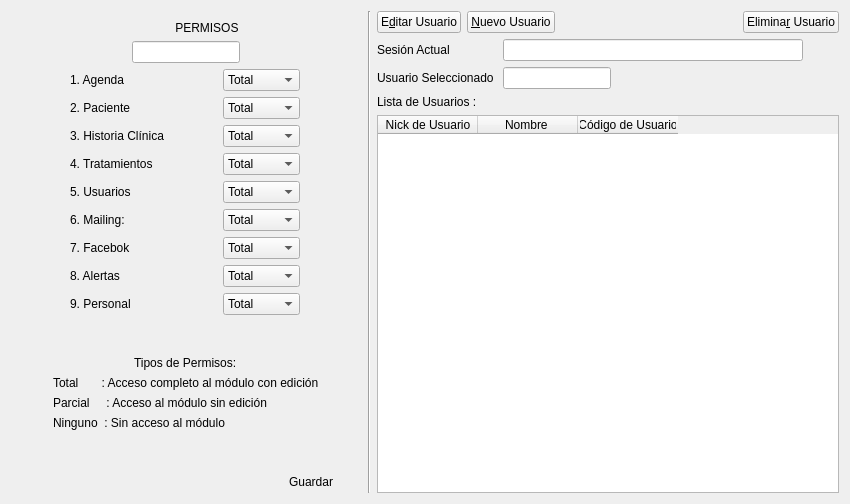
This is usuarios_ui.ui in rodety/Clinica as Qt 5 draws it before an edit. The edited form follows.
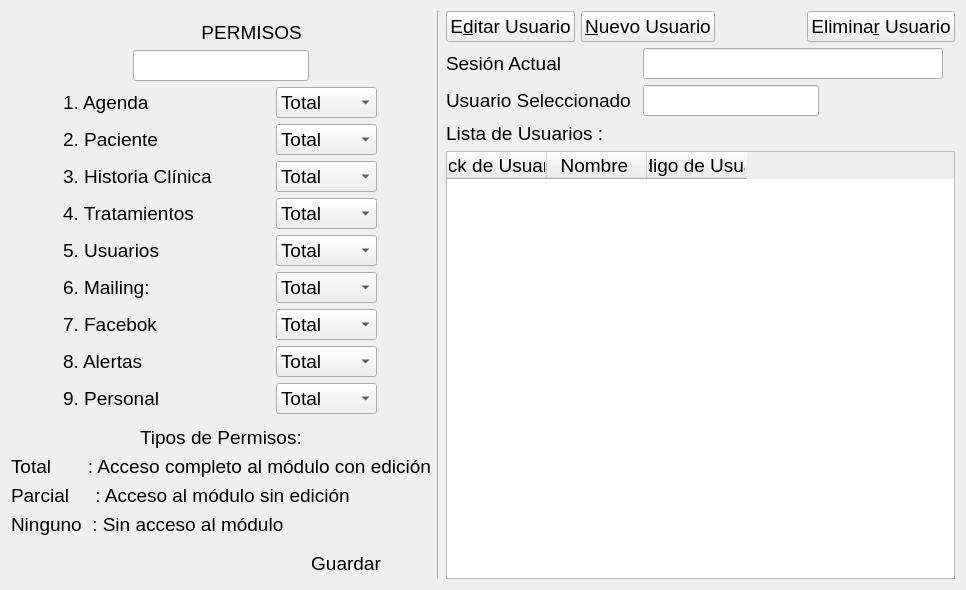
This is the edited form. Icons and pictures are not drawn.

```diff
--- a/usuarios_ui.ui
+++ b/usuarios_ui.ui
@@ -6,8 +6,8 @@
    <rect>
     <x>0</x>
     <y>0</y>
-    <width>850</width>
-    <height>504</height>
+    <width>966</width>
+    <height>590</height>
    </rect>
   </property>
   <property name="font">
@@ -32,6 +32,11 @@
       <layout class="QGridLayout" name="gridLayout_13">
        <item row="0" column="0">
         <spacer name="horizontalSpacer_2">
+         <property name="font">
+          <font>
+           <pointsize>14</pointsize>
+          </font>
+         </property>
          <property name="orientation">
           <enum>Qt::Horizontal</enum>
          </property>
@@ -58,6 +63,11 @@
                <verstretch>0</verstretch>
               </sizepolicy>
              </property>
+             <property name="font">
+              <font>
+               <pointsize>14</pointsize>
+              </font>
+             </property>
              <property name="text">
               <string>             PERMISOS</string>
              </property>
@@ -71,6 +81,11 @@
                <verstretch>0</verstretch>
               </sizepolicy>
              </property>
+             <property name="font">
+              <font>
+               <pointsize>14</pointsize>
+              </font>
+             </property>
              <property name="readOnly">
               <bool>true</bool>
              </property>
@@ -88,6 +103,11 @@
                <verstretch>0</verstretch>
               </sizepolicy>
              </property>
+             <property name="font">
+              <font>
+               <pointsize>14</pointsize>
+              </font>
+             </property>
              <property name="text">
               <string>1. Agenda </string>
              </property>
@@ -101,6 +121,11 @@
                <verstretch>0</verstretch>
               </sizepolicy>
              </property>
+             <property name="font">
+              <font>
+               <pointsize>14</pointsize>
+              </font>
+             </property>
              <property name="currentIndex">
               <number>0</number>
              </property>
@@ -129,6 +154,11 @@
                <verstretch>0</verstretch>
               </sizepolicy>
              </property>
+             <property name="font">
+              <font>
+               <pointsize>14</pointsize>
+              </font>
+             </property>
              <property name="text">
               <string>2. Paciente </string>
              </property>
@@ -142,6 +172,11 @@
                <verstretch>0</verstretch>
               </sizepolicy>
              </property>
+             <property name="font">
+              <font>
+               <pointsize>14</pointsize>
+              </font>
+             </property>
              <item>
               <property name="text">
                <string>Total</string>
@@ -167,6 +202,11 @@
                <verstretch>0</verstretch>
               </sizepolicy>
              </property>
+             <property name="font">
+              <font>
+               <pointsize>14</pointsize>
+              </font>
+             </property>
              <property name="text">
               <string>3. Historia Clínica </string>
              </property>
@@ -180,6 +220,11 @@
                <verstretch>0</verstretch>
               </sizepolicy>
              </property>
+             <property name="font">
+              <font>
+               <pointsize>14</pointsize>
+              </font>
+             </property>
              <property name="text">
               <string>5. Usuarios </string>
              </property>
@@ -193,6 +238,11 @@
                <verstretch>0</verstretch>
               </sizepolicy>
              </property>
+             <property name="font">
+              <font>
+               <pointsize>14</pointsize>
+              </font>
+             </property>
              <item>
               <property name="text">
                <string>Total</string>
@@ -218,6 +268,11 @@
                <verstretch>0</verstretch>
               </sizepolicy>
              </property>
+             <property name="font">
+              <font>
+               <pointsize>14</pointsize>
+              </font>
+             </property>
              <property name="text">
               <string>6. Mailing:</string>
              </property>
@@ -231,6 +286,11 @@
                <verstretch>0</verstretch>
               </sizepolicy>
              </property>
+             <property name="font">
+              <font>
+               <pointsize>14</pointsize>
+              </font>
+             </property>
              <item>
               <property name="text">
                <string>Total</string>
@@ -256,6 +316,11 @@
                <verstretch>0</verstretch>
               </sizepolicy>
              </property>
+             <property name="font">
+              <font>
+               <pointsize>14</pointsize>
+              </font>
+             </property>
              <property name="text">
               <string>7. Facebok </string>
              </property>
@@ -269,6 +334,11 @@
                <verstretch>0</verstretch>
               </sizepolicy>
              </property>
+             <property name="font">
+              <font>
+               <pointsize>14</pointsize>
+              </font>
+             </property>
              <item>
               <property name="text">
                <string>Total</string>
@@ -294,6 +364,11 @@
                <verstretch>0</verstretch>
               </sizepolicy>
              </property>
+             <property name="font">
+              <font>
+               <pointsize>14</pointsize>
+              </font>
+             </property>
              <property name="text">
               <string>8. Alertas </string>
              </property>
@@ -307,6 +382,11 @@
                <verstretch>0</verstretch>
               </sizepolicy>
              </property>
+             <property name="font">
+              <font>
+               <pointsize>14</pointsize>
+              </font>
+             </property>
              <item>
               <property name="text">
                <string>Total</string>
@@ -332,6 +412,11 @@
                <verstretch>0</verstretch>
               </sizepolicy>
              </property>
+             <property name="font">
+              <font>
+               <pointsize>14</pointsize>
+              </font>
+             </property>
              <property name="text">
               <string>9. Personal</string>
              </property>
@@ -345,6 +430,11 @@
                <verstretch>0</verstretch>
               </sizepolicy>
              </property>
+             <property name="font">
+              <font>
+               <pointsize>14</pointsize>
+              </font>
+             </property>
              <item>
               <property name="text">
                <string>Total</string>
@@ -370,6 +460,11 @@
                <verstretch>0</verstretch>
               </sizepolicy>
              </property>
+             <property name="font">
+              <font>
+               <pointsize>14</pointsize>
+              </font>
+             </property>
              <item>
               <property name="text">
                <string>Total</string>
@@ -395,6 +490,11 @@
                <verstretch>0</verstretch>
               </sizepolicy>
              </property>
+             <property name="font">
+              <font>
+               <pointsize>14</pointsize>
+              </font>
+             </property>
              <item>
               <property name="text">
                <string>Total</string>
@@ -420,6 +520,11 @@
                <verstretch>0</verstretch>
               </sizepolicy>
              </property>
+             <property name="font">
+              <font>
+               <pointsize>14</pointsize>
+              </font>
+             </property>
              <property name="text">
               <string>4. Tratamientos </string>
              </property>
@@ -429,6 +534,11 @@
          </item>
          <item row="2" column="0">
           <spacer name="verticalSpacer_2">
+           <property name="font">
+            <font>
+             <pointsize>14</pointsize>
+            </font>
+           </property>
            <property name="orientation">
             <enum>Qt::Vertical</enum>
            </property>
@@ -452,6 +562,11 @@
                  <verstretch>0</verstretch>
                 </sizepolicy>
                </property>
+               <property name="font">
+                <font>
+                 <pointsize>14</pointsize>
+                </font>
+               </property>
                <property name="text">
                 <string>Tipos de Permisos:</string>
                </property>
@@ -463,6 +578,11 @@
             <layout class="QGridLayout" name="gridLayout_10">
              <item row="0" column="0">
               <widget class="QLabel" name="label_15">
+               <property name="font">
+                <font>
+                 <pointsize>14</pointsize>
+                </font>
+               </property>
                <property name="text">
                 <string>Total       : Acceso completo al módulo con edición</string>
                </property>
@@ -470,6 +590,11 @@
              </item>
              <item row="1" column="0">
               <widget class="QLabel" name="label_16">
+               <property name="font">
+                <font>
+                 <pointsize>14</pointsize>
+                </font>
+               </property>
                <property name="text">
                 <string>Parcial     : Acceso al módulo sin edición</string>
                </property>
@@ -477,6 +602,11 @@
              </item>
              <item row="2" column="0">
               <widget class="QLabel" name="label_17">
+               <property name="font">
+                <font>
+                 <pointsize>14</pointsize>
+                </font>
+               </property>
                <property name="text">
                 <string>Ninguno  : Sin acceso al módulo</string>
                </property>
@@ -488,6 +618,11 @@
          </item>
          <item row="4" column="0">
           <spacer name="verticalSpacer">
+           <property name="font">
+            <font>
+             <pointsize>14</pointsize>
+            </font>
+           </property>
            <property name="orientation">
             <enum>Qt::Vertical</enum>
            </property>
@@ -503,6 +638,11 @@
           <layout class="QGridLayout" name="gridLayout_9">
            <item row="0" column="0">
             <spacer name="horizontalSpacer_3">
+             <property name="font">
+              <font>
+               <pointsize>14</pointsize>
+              </font>
+             </property>
              <property name="orientation">
               <enum>Qt::Horizontal</enum>
              </property>
@@ -525,6 +665,11 @@
                <verstretch>0</verstretch>
               </sizepolicy>
              </property>
+             <property name="font">
+              <font>
+               <pointsize>14</pointsize>
+              </font>
+             </property>
              <property name="text">
               <string>Guardar</string>
              </property>
@@ -557,6 +702,11 @@
          <verstretch>0</verstretch>
         </sizepolicy>
        </property>
+       <property name="font">
+        <font>
+         <pointsize>14</pointsize>
+        </font>
+       </property>
        <property name="orientation">
         <enum>Qt::Vertical</enum>
        </property>
@@ -574,6 +724,11 @@
              <verstretch>0</verstretch>
             </sizepolicy>
            </property>
+           <property name="font">
+            <font>
+             <pointsize>14</pointsize>
+            </font>
+           </property>
            <property name="text">
             <string>E&amp;ditar Usuario</string>
            </property>
@@ -591,6 +746,11 @@
          </item>
          <item row="0" column="3">
           <spacer name="horizontalSpacer">
+           <property name="font">
+            <font>
+             <pointsize>14</pointsize>
+            </font>
+           </property>
            <property name="orientation">
             <enum>Qt::Horizontal</enum>
            </property>
@@ -613,6 +773,11 @@
              <verstretch>0</verstretch>
             </sizepolicy>
            </property>
+           <property name="font">
+            <font>
+             <pointsize>14</pointsize>
+            </font>
+           </property>
            <property name="text">
             <string>Elimina&amp;r Usuario</string>
            </property>
@@ -636,6 +801,11 @@
              <verstretch>0</verstretch>
             </sizepolicy>
            </property>
+           <property name="font">
+            <font>
+             <pointsize>14</pointsize>
+            </font>
+           </property>
            <property name="text">
             <string>&amp;Nuevo Usuario</string>
            </property>
@@ -665,6 +835,11 @@
                <verstretch>0</verstretch>
               </sizepolicy>
              </property>
+             <property name="font">
+              <font>
+               <pointsize>14</pointsize>
+              </font>
+             </property>
              <property name="text">
               <string>Sesión Actual </string>
              </property>
@@ -690,6 +865,11 @@
                <height>16777215</height>
               </size>
              </property>
+             <property name="font">
+              <font>
+               <pointsize>14</pointsize>
+              </font>
+             </property>
              <property name="readOnly">
               <bool>true</bool>
              </property>
@@ -703,6 +883,11 @@
                <verstretch>0</verstretch>
               </sizepolicy>
              </property>
+             <property name="font">
+              <font>
+               <pointsize>14</pointsize>
+              </font>
+             </property>
              <property name="text">
               <string>Usuario Seleccionado </string>
              </property>
@@ -716,6 +901,11 @@
                <verstretch>0</verstretch>
               </sizepolicy>
              </property>
+             <property name="font">
+              <font>
+               <pointsize>14</pointsize>
+              </font>
+             </property>
              <property name="readOnly">
               <bool>true</bool>
              </property>
@@ -725,6 +915,11 @@
          </item>
          <item row="0" column="1">
           <spacer name="horizontalSpacer_5">
+           <property name="font">
+            <font>
+             <pointsize>14</pointsize>
+            </font>
+           </property>
            <property name="orientation">
             <enum>Qt::Horizontal</enum>
            </property>
@@ -751,6 +946,11 @@
              <verstretch>0</verstretch>
             </sizepolicy>
            </property>
+           <property name="font">
+            <font>
+             <pointsize>14</pointsize>
+            </font>
+           </property>
            <property name="text">
             <string>Lista de Usuarios :</string>
            </property>
@@ -764,6 +964,11 @@
              <verstretch>0</verstretch>
             </sizepolicy>
            </property>
+           <property name="font">
+            <font>
+             <pointsize>14</pointsize>
+            </font>
+           </property>
            <property name="editTriggers">
             <set>QAbstractItemView::DoubleClicked</set>
            </property>
```
Left out of the diff: 7 changed lines with no effect on the pictures.
